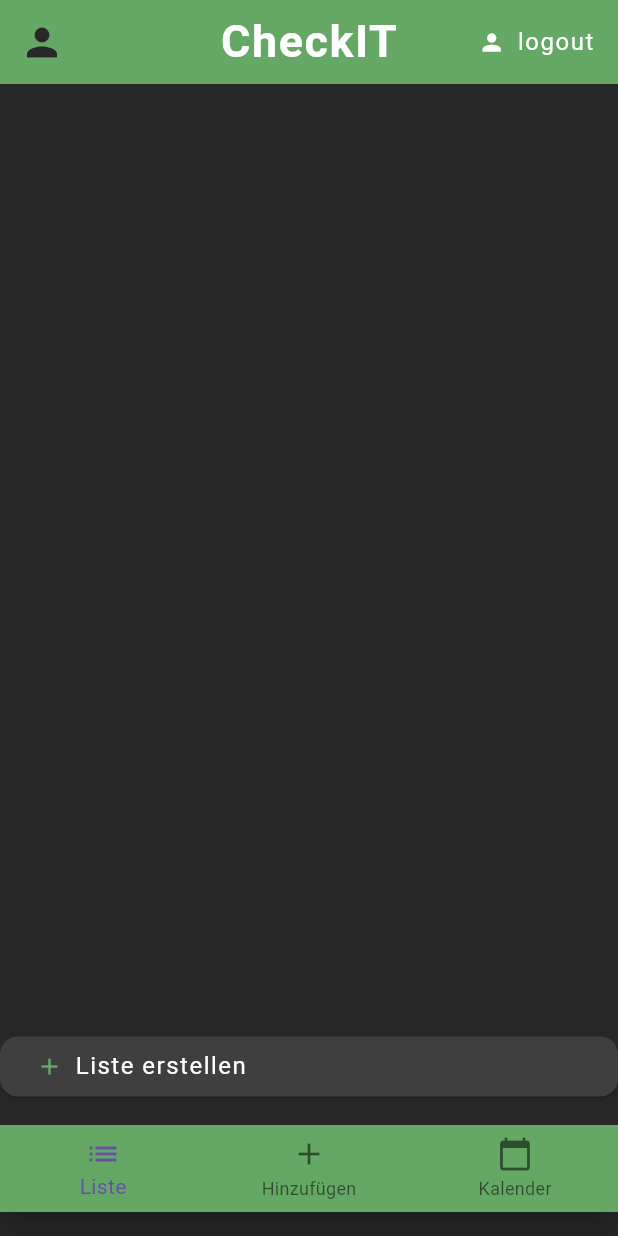
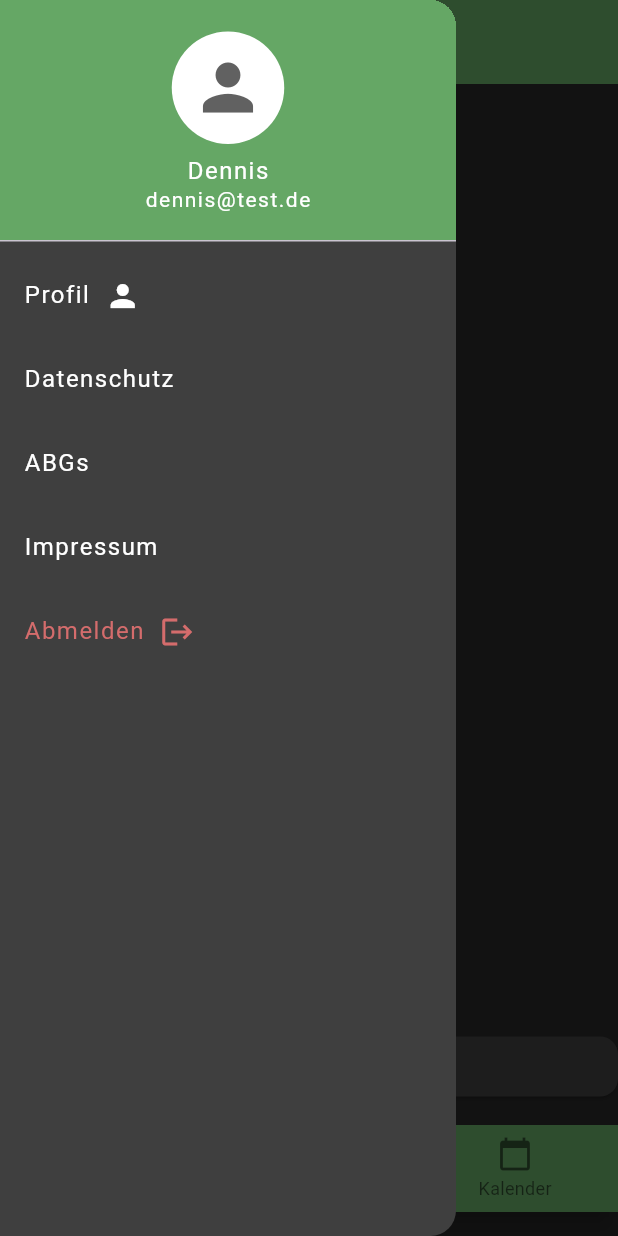
Before and after one commit to JonasBartlla/software_engineering_project_flutter, a Flutter app: the screen it shows once a user with an empty profile is signed in, with the side drawer open (before the commit the screen has no drawer), on a phone screen of 412 x 824 dp. Run offline on Flutter 3.47's test engine with Material 3 defaults, Android fonts, the phone set to English and light mode, and no system bars; our stand-ins replace cloud_firestore, firebase_auth, firebase_core, flutter_spinkit; missing offline and left inert: dart:html, list_ext; accounts and stored records are empty; Roboto replaces fonts that are missing (Comfortaa); project files that could hold a hidden picture were left out.

Commit message:
SideBar hinzugefügt

```diff
--- a/lib/pages/home/main_screens/home.dart
+++ b/lib/pages/home/main_screens/home.dart
@@ -18,21 +18,11 @@ import 'package:software_engineering_project_flutter/pages/home/main_screens/set
 class Home extends StatelessWidget {
   final AuthService _auth = AuthService();
   final DatabaseService dummyDatabase = DatabaseService();
+  final GlobalKey<ScaffoldState> _scaffoldKey = GlobalKey();
+  bool switchIndicator = false;
 
   @override
   Widget build(BuildContext context) {
-    final Task task = Task(
-        description: 'Test',
-        priority: 3, //'Mittel',
-        maturityDate: DateTime(2022, 12, 3, 17, 30),
-        notificationOn: false,
-        ownerId: 'fafdafag',
-        creationDate: DateTime(2022, 12, 3, 17, 30),
-        done: false,
-        taskReference: dummyDatabase.taskCollection.doc('CLXRexhDSJvLB9hntUar'),
-        note: 'lolol',
-        list: 'Haushalt');
-
     final User? user = Provider.of<User?>(context);
     final DatabaseService _database = DatabaseService(uid: user?.uid);
     // return StreamProvider<List<Task>>.value(
@@ -49,15 +39,13 @@ class Home extends StatelessWidget {
       ],
       child: Scaffold(
         backgroundColor: AppColors.myBackgroundColor,
+        key: _scaffoldKey,
         appBar: AppBar(
           leading: IconButton(
-            icon: const Icon(
-              Icons.person,
-              size: 30,
-              color: AppColors.myBackgroundColor
-              ),
+            icon: const Icon(Icons.menu,
+                size: 30, color: AppColors.myBackgroundColor),
             onPressed: () {
-              Navigator.push(context, MaterialPageRoute(builder: ((context)=>MySettings())));
+              _scaffoldKey.currentState?.openDrawer();
             },
           ),
           backgroundColor: AppColors.myCheckItGreen,
@@ -67,22 +55,95 @@ class Home extends StatelessWidget {
             style: standardAppBarTextDecoration,
           ),
           elevation: 0.0,
-          actions: <Widget>[
-            Padding(
-              padding: const EdgeInsets.fromLTRB(20.0, 0.0, 0.0, 0.0),
-              child: TextButton.icon(
-                icon: const Icon(
-                  Icons.person,
-                  color: Colors.white,
+        ),
+        drawer: Drawer(
+          backgroundColor: AppColors.myCheckITDarkGrey,
+          shape: const RoundedRectangleBorder(
+              borderRadius: BorderRadius.only(
+                  topRight: Radius.circular(17),
+                  bottomRight: Radius.circular(17))),
+          child: ListView(
+            padding: EdgeInsets.zero,
+            children: <Widget>[
+              DrawerHeader(
+                  decoration: const BoxDecoration(
+                    color: AppColors.myCheckItGreen,
+                  ),
+                  child: Column(
+                    mainAxisAlignment: MainAxisAlignment.start,
+                    children: [
+                      const SizedBox(height: 5),
+                      Container(
+                        height: 75,
+                        width: 75,
+                        decoration: const BoxDecoration(
+                          shape: BoxShape.circle,
+                          color: AppColors.myTextColor,
+                        ),
+                        child: const Icon(
+                          Icons.person,
+                          size: 50,
+                          color: AppColors.myAbbrechenColor,
+                        ),
+                      ),
+                      const SizedBox(height: 10),
+                      Text(
+                        'Dennis',
+                        style: standardTextDecoration),
+                      const SizedBox(height: 4),
+                      Text(
+                        'dennis@test.de',
+                        style: standardTextDecoration.copyWith(fontSize: 14))
+                    ],
+                  )),
+              ListTile(
+                title: Row(
+                  children: [
+                    Text('Profil', style: standardTextDecoration),
+                    const SizedBox(width: 10),
+                    const Icon(
+                      Icons.person,
+                      color: AppColors.myTextColor,
+                    ),
+                  ],
                 ),
-                label: Text('logout', style: standardTextDecoration),
-                onPressed: () async {
-                  await _auth
-                      .signOut(); //sorgt dafür dass der Stream den Wert null liefert, somit wird wieder die HomePage angezeigt
+                onTap: () {
+                  Navigator.push(context,
+                      MaterialPageRoute(builder: ((context) => MySettings())));
                 },
               ),
-            ),
-          ],
+              ListTile(
+                title: Text('Datenschutz', style: standardTextDecoration),
+                onTap: () {},
+              ),
+              ListTile(
+                title: Text('ABGs', style: standardTextDecoration),
+                onTap: () {},
+              ),
+              ListTile(
+                title: Text('Impressum', style: standardTextDecoration),
+                onTap: () {},
+              ),
+              ListTile(
+                title: Row(
+                  children: [
+                    Text('Abmelden',
+                        style: standardTextDecoration.copyWith(
+                            color: AppColors.myDeleteColor)),
+                    const SizedBox(width: 10),
+                    const Icon(
+                      Icons.logout,
+                      color: AppColors.myDeleteColor,
+                    ),
+                  ],
+                ),
+                onTap: () async {
+                  await _auth.signOut();
+                },
+              ),
+              // Add more ListTiles for additional menu items
+            ],
+          ),
         ),
         body: SafeArea(
           child: Padding(
@@ -92,7 +153,9 @@ class Home extends StatelessWidget {
                 const Expanded(
                   child: ListOfTaskLists(),
                 ),
-                const SizedBox(height: 5,),
+                const SizedBox(
+                  height: 5,
+                ),
                 ElevatedButton(
                   onPressed: () async {
                     await Navigator.pushNamed(context, '/createList');
@@ -100,8 +163,7 @@ class Home extends StatelessWidget {
                   style: ElevatedButton.styleFrom(
                     backgroundColor: AppColors.myCheckITDarkGrey,
                     shape: RoundedRectangleBorder(
-                      borderRadius: BorderRadius.circular(
-                          12.0),
+                      borderRadius: BorderRadius.circular(12.0),
                     ),
                     fixedSize: Size(465.0, 20.0),
                   ),
@@ -111,9 +173,7 @@ class Home extends StatelessWidget {
                         Icons.add,
                         color: AppColors.myCheckItGreen,
                       ),
-                      const SizedBox(
-                          width:
-                              8.0),
+                      const SizedBox(width: 8.0),
                       Text(
                         'Liste erstellen',
                         style: standardTextDecoration,
```
